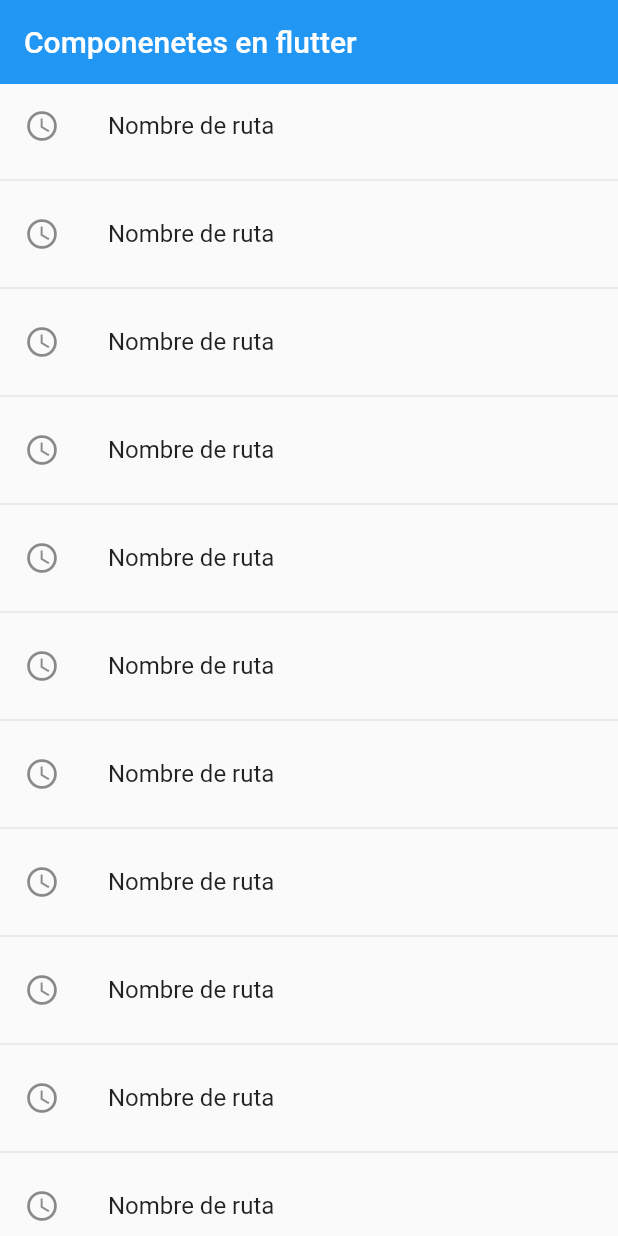
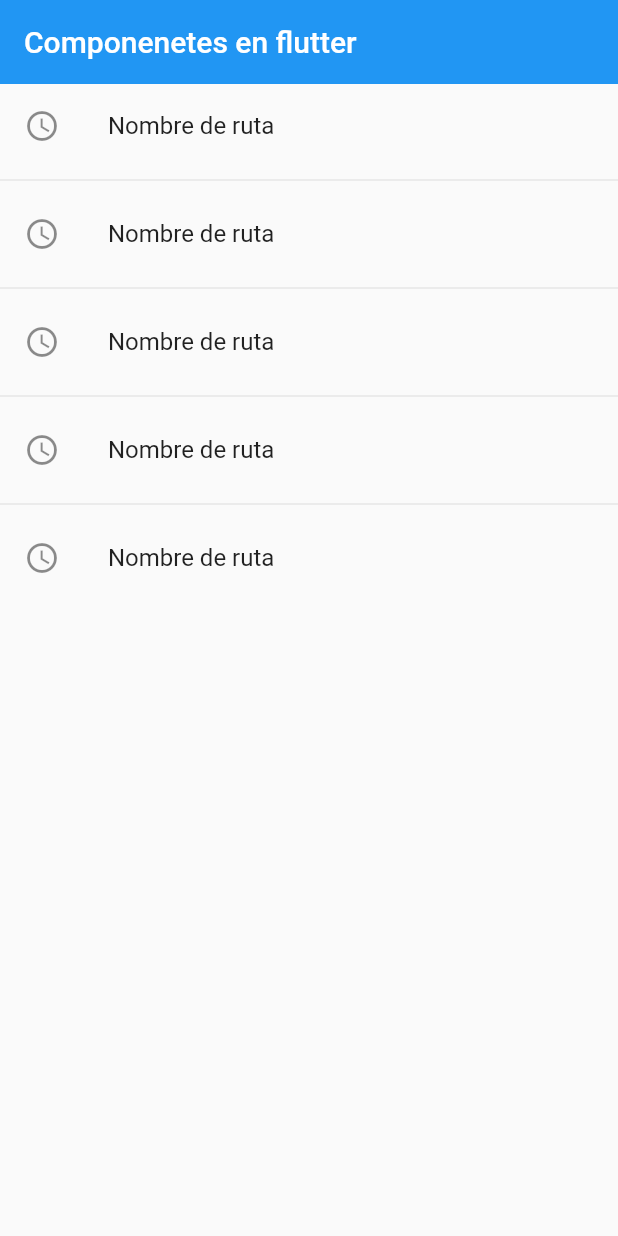
Before and after one commit to antodrade/estudio_flutter, a Flutter app: the screen it shows after launch, on a phone screen of 412 x 824 dp. Run offline on Flutter 3.47's test engine with Material 2 defaults, Android fonts, the phone set to English and light mode, and no system bars.

Commit message:
commit 2 22.08.22

```diff
--- a/lib/main.dart
+++ b/lib/main.dart
@@ -14,7 +14,7 @@ class MyApp extends StatelessWidget {
       title: 'Material App',
       // home: const CardScreen(),
       initialRoute: AppRoutes.initialRoute,
-      routes: AppRoutes.routes,
+      routes: AppRoutes.getAppRoutes(),
       onGenerateRoute: AppRoutes.onGenerateRoute,
     );
   }
--- a/lib/router/app_routes.dart
+++ b/lib/router/app_routes.dart
@@ -8,27 +8,63 @@ class AppRoutes {
 
   static final menuOptions = <MenuOption>[
     // TODO: borrar home
-    MenuOption(route: 'home', icon: Icons.home_max_sharp, name: 'Home Screen', screen: const HomeScreen(),),
-    MenuOption(route: 'listview1', icon: Icons.list_alt, name: 'Listview tipo 1', screen: const Listview1Screen(),),
-    MenuOption(route: 'lisview2', icon: Icons.list, name: 'Listview tipo 2', screen: const Listview2Screen(),),
-    MenuOption(route: 'alert', icon: Icons.add_alert_outlined, name: 'Alertas- Alerts', screen: const AlertScreen(),),
-    MenuOption(route: 'card', icon: Icons.credit_card, name: 'Tarjetas - Cards', screen: const CardScreen(),)
-
+    MenuOption(
+      route: 'home',
+      icon: Icons.home_max_sharp,
+      name: 'Home Screen',
+      screen: const HomeScreen(),
+    ),
+    MenuOption(
+      route: 'listview1',
+      icon: Icons.list_alt,
+      name: 'Listview tipo 1',
+      screen: const Listview1Screen(),
+    ),
+    MenuOption(
+      route: 'lisview2',
+      icon: Icons.list,
+      name: 'Listview tipo 2',
+      screen: const Listview2Screen(),
+    ),
+    MenuOption(
+      route: 'alert',
+      icon: Icons.add_alert_outlined,
+      name: 'Alertas- Alerts',
+      screen: const AlertScreen(),
+    ),
+    MenuOption(
+      route: 'card',
+      icon: Icons.credit_card,
+      name: 'Tarjetas - Cards',
+      screen: const CardScreen(),
+    ),
   ];
 
-  static Map<String, Widget Function(BuildContext)> routes = {
-    'home': (BuildContext context) => const HomeScreen(),
-    'listview1': (BuildContext context) => const Listview1Screen(),
-    'listview2': (BuildContext context) => const Listview2Screen(),
-    'alert': (BuildContext context) => const AlertScreen(),
-    'card': (BuildContext context) => const CardScreen(),
-  };
+  static Map<String, Widget Function(BuildContext)> getAppRoutes() {
+    Map<String, Widget Function(BuildContext)> appRoutes = {};
+
+    for (final option in menuOptions) {
+      appRoutes.addAll({
+        'option.route': (BuildContext context) => option.screen,
+      });
+    }
+
+    return appRoutes;
+  }
+
+  // static Map<String, Widget Function(BuildContext)> routes = {
+  //   'home': (BuildContext context) => const HomeScreen(),
+  //   'listview1': (BuildContext context) => const Listview1Screen(),
+  //   'listview2': (BuildContext context) => const Listview2Screen(),
+  //   'alert': (BuildContext context) => const AlertScreen(),
+  //   'card': (BuildContext context) => const CardScreen(),
+  // };
 
   static Route<dynamic> onGenerateRoute(RouteSettings settings) {
     print(settings);
 
     return MaterialPageRoute(
-      builder: (context) => const AlertScreen(),
+      builder: (context) => const HomeScreen(),
     );
   }
 }
--- a/lib/screens/home_screen.dart
+++ b/lib/screens/home_screen.dart
@@ -1,3 +1,4 @@
+import 'package:fl_components/router/app_routes.dart';
 import 'package:fl_components/screens/listview1_screen.dart';
 import 'package:flutter/material.dart';
 
@@ -23,6 +24,6 @@ class HomeScreen extends StatelessWidget {
                   },
                 ),
             separatorBuilder: (_, __) => const Divider(),
-            itemCount: 100));
+            itemCount: AppRoutes.menuOptions.length));
   }
 }
```
